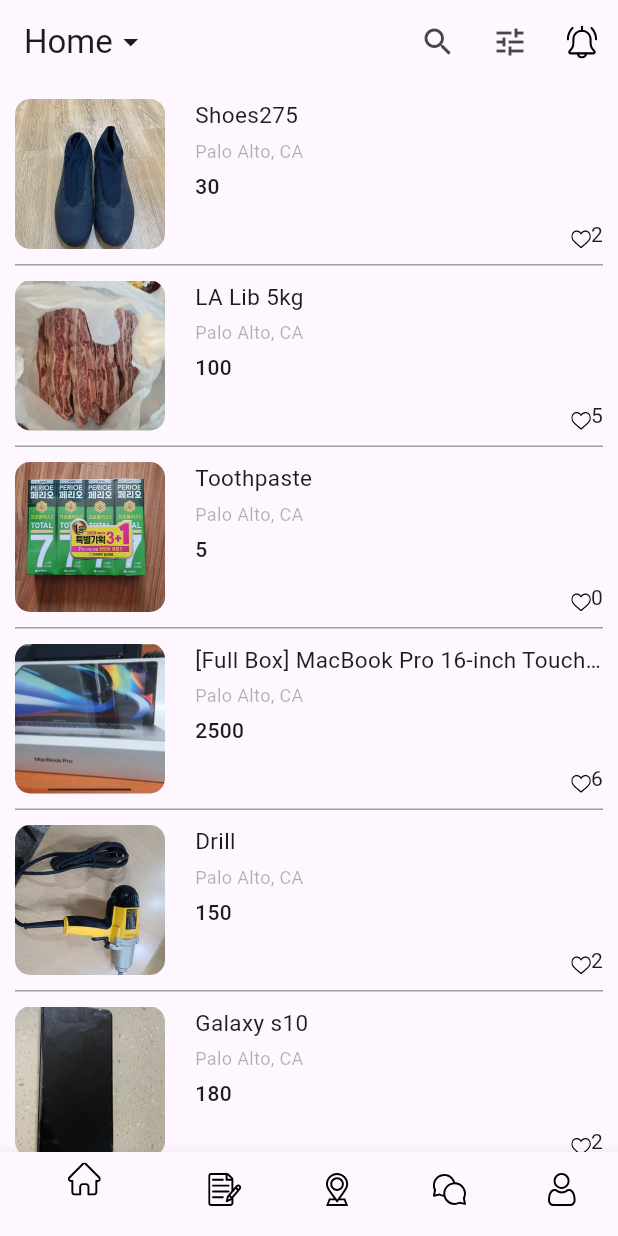
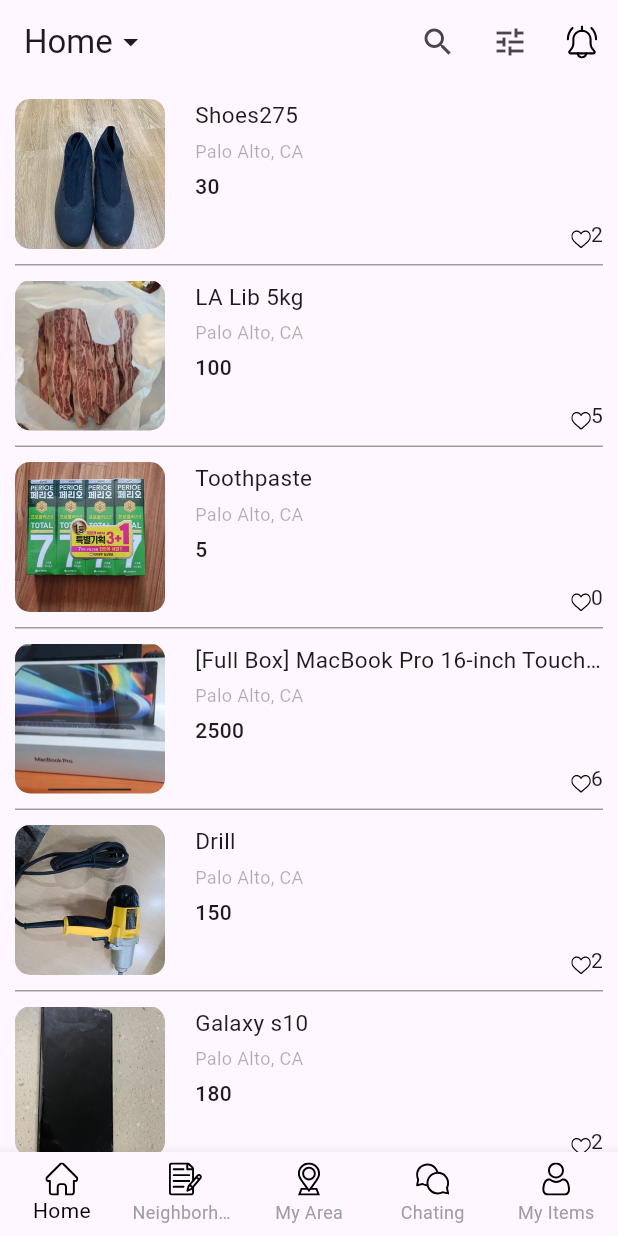
Before and after one commit to ellesis/flutter_market, a Flutter app: the screen it shows after launch, after a tap on "Home", on a phone screen of 412 x 824 dp. Run offline on Flutter 3.47's test engine with Material 3 defaults, Android fonts, the phone set to English and light mode, and no system bars; our stand-ins replace flutter_svg.

Commit message:
update BottomNavifationBar

```diff
--- a/lib/page_home.dart
+++ b/lib/page_home.dart
@@ -10,10 +10,12 @@ class PageHome extends StatefulWidget {
 
 class _PageHomeState extends State<PageHome> {
   List<Map<String, String>> data = [];
+  late int _currentPageIndex;
 
   @override
   void initState() {
     super.initState();
+    _currentPageIndex = 0;
     data = [
       {
         "cid": "1",
@@ -206,20 +208,31 @@ class _PageHomeState extends State<PageHome> {
     );
   }
 
+  BottomNavigationBarItem _bottomNavigationBarItem(String iconName, String label) {
+    return BottomNavigationBarItem(
+      icon: SvgPicture.asset("assets/svg/${iconName}_off.svg", width: 22, height: 22),
+      label: label,
+    );
+  }
+
   Widget _bottomNavigationBarWidget() {
     return BottomNavigationBar(
+      type: BottomNavigationBarType.fixed,
+      onTap: (int index) {
+        setState(() {
+          _currentPageIndex = index;
+        });
+      },
+      currentIndex: _currentPageIndex,
       items: [
-        BottomNavigationBarItem(
-            icon: SvgPicture.asset("assets/svg/home_off.svg", width: 22, height: 22), label: 'Home'),
-        BottomNavigationBarItem(
-            icon: SvgPicture.asset("assets/svg/notes_off.svg", width: 22, height: 22), label: 'Neighborhood'),
-        BottomNavigationBarItem(
-            icon: SvgPicture.asset("assets/svg/location_off.svg", width: 22, height: 22), label: 'My Area'),
-        BottomNavigationBarItem(
-            icon: SvgPicture.asset("assets/svg/chat_off.svg", width: 22, height: 22), label: 'Chating'),
-        BottomNavigationBarItem(
-            icon: SvgPicture.asset("assets/svg/user_off.svg", width: 22, height: 22), label: 'My Info'),
+        _bottomNavigationBarItem("home", "Home"),
+        _bottomNavigationBarItem("notes", "Neighborhood"),
+        _bottomNavigationBarItem("location", "My Area"),
+        _bottomNavigationBarItem("chat", "Chating"),
+        _bottomNavigationBarItem("user", "My Items"),
       ],
+      selectedItemColor: Colors.black,
+      unselectedItemColor: Colors.grey,
     );
   }
 
```
